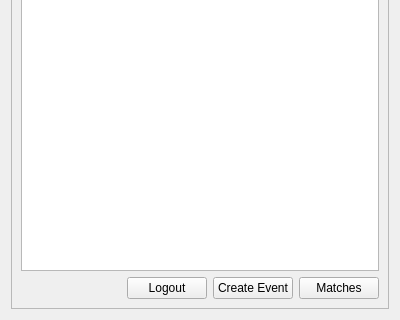
The window that src/mobile-app/mainpage.ui (Aesylwinn/software-engineering) describes before a commit, drawn with Qt 5; both pictures show x 0 to 400 and y 480 to 800 of the 400 by 800 pixel window.
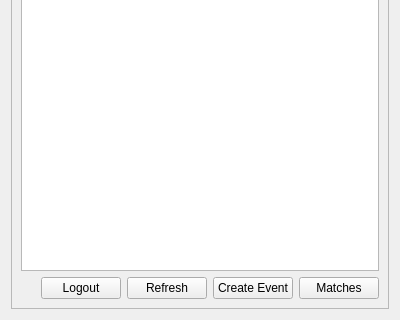
The same window after the commit.

Commit message: Mobile app: refresh main page, add start/end date to create event page

```diff
--- a/src/mobile-app/mainpage.ui
+++ b/src/mobile-app/mainpage.ui
@@ -74,6 +74,13 @@
            </property>
           </widget>
          </item>
+         <item>
+          <widget class="QPushButton" name="refreshButton">
+           <property name="text">
+            <string>Refresh</string>
+           </property>
+          </widget>
+         </item>
          <item>
           <widget class="QPushButton" name="createEventButton">
            <property name="text">
```
The commit also changes 5 other files.
